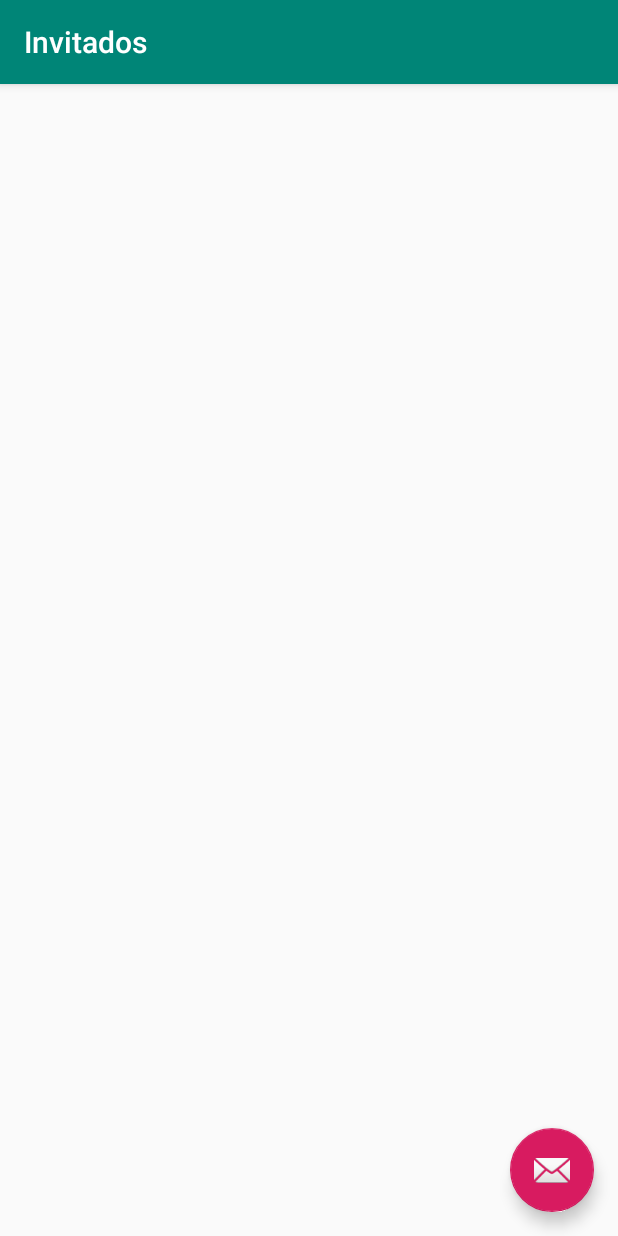
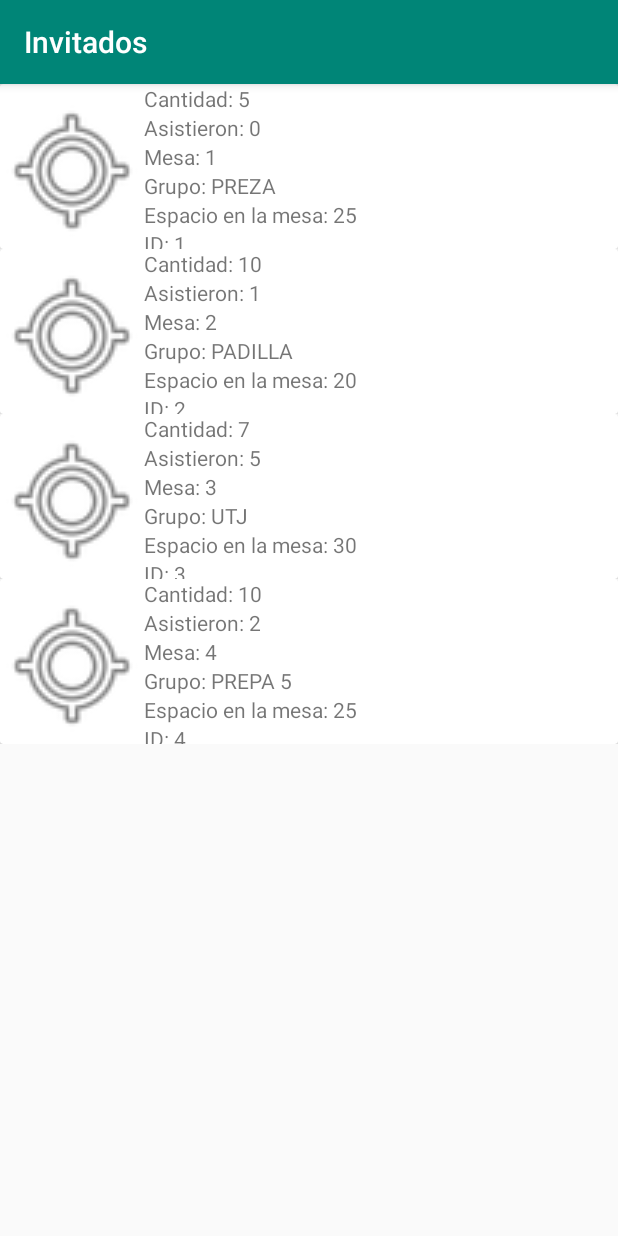
Before and after one commit to Anibulus/Event-by-QR, an Android app: the screen it shows after launch (Invitados), after a tap on an icon or button, on a phone screen of 412 x 824 dp. Run offline under Robolectric (Android 15) with nearby library versions, the light colour scheme and no system bars; libraries missing offline, so code that uses them is left out: com.google.zxing.integration.

Commit message:
Mostrar invitados asistidos
Se modifica el codigo para mostrar quienes han llegado y cuantos, sirve
para corroborar la informacion

```diff
--- a/app/src/main/java/com/example/eventwqr/DAO/BD.java
+++ b/app/src/main/java/com/example/eventwqr/DAO/BD.java
@@ -7,19 +7,25 @@ import android.database.sqlite.SQLiteOpenHelper;
 
 import com.example.eventwqr.Modelo.*;
 
+import java.io.File;
 import java.security.cert.CRLReason;
+import java.sql.SQLOutput;
 import java.util.ArrayList;
 import java.util.List;
 
 public class BD extends SQLiteOpenHelper {
     private static final String NOMBRE_BD="BD_Evento.bd";
-    private static final int VERSION_BD=1;
+    private static final int VERSION_BD=2;
     private static final String CREATE_MESA=
-            "CREATE TABLE MESA (IDMESA INT PRIMARY KEY, CANTIDADTOTAL INT)";
+            "CREATE TABLE MESA (IDMESA INTEGER, CANTIDADTOTAL INT, PRIMARY KEY (IDMESA))";
     private static final String CREATE_GRUPO=
-            "CREATE TABLE GRUPO (IDGRUPO INT PRIMARY KEY, NOMBRE TEXT)";
+            "CREATE TABLE GRUPO (IDGRUPO INTEGER, NOMBRE TEXT, PRIMARY KEY (IDGRUPO))";
     private static final String CREATE_INVITACION=
-            "CREATE TABLE INVITACION (CODIGO INT PRIMARY KEY,MESA INT,CANTIDAD INT,CANTIDADTOTAL INT, FOREIGN KEY(CODIGO) REFERENCES GRUPO(IDGRUPO), FOREIGN KEY(MESA) REFERENCES MESA(IDMESA))";
+            "CREATE TABLE INVITACION (CODIGO INTEGER NOT NULL ,MESA INT NOT NULL,CANTIDAD INT,CANTIDADTOTAL INT, FOREIGN KEY(CODIGO) REFERENCES GRUPO(IDGRUPO), FOREIGN KEY(MESA) REFERENCES MESA(IDMESA), PRIMARY KEY(CODIGO, MESA))";
+    private static final String INSERT_MESA="INSERT INTO MESA (IDMESA, CANTIDADTOTAL) VALUES (1,25),(2,20),(3,30),(4,25);";
+    private static final String INSERT_GRUPO="INSERT INTO GRUPO(IDGRUPO, NOMBRE) VALUES (1,'PREZA'),(2,'PADILLA'),(3,'UTJ'),(4,'PREPA 5');";
+    private static final String INSERT_INVITACION="INSERT INTO INVITACION (CODIGO, MESA, CANTIDAD, CANTIDADTOTAL) VALUES (1,1,0,5),(2,2,1,10),(3,3,5,7),(4,4,2,10);";
+
 
     public BD(Context context) {
         super(context, NOMBRE_BD, null, VERSION_BD);
@@ -30,17 +36,24 @@ public class BD extends SQLiteOpenHelper {
         db.execSQL(CREATE_MESA);
         db.execSQL(CREATE_GRUPO);
         db.execSQL(CREATE_INVITACION);
+        db.execSQL(INSERT_MESA);
+        db.execSQL(INSERT_GRUPO);
+        db.execSQL(INSERT_INVITACION);
     }
 
     @Override
     public void onUpgrade(SQLiteDatabase db, int oldVersion, int newVersion) {
-        System.out.println("------------Quise entrar a borrar");
         if(oldVersion<=newVersion){
-            //TODO actuaizar base de datos
-            //db.deleteDatabase(new File("BD_Evento.bd"));
-            //db.execSQL("DROP TABLE INVITACION; DROP TABLE MESA; DROP TABLE GRUPO;");
-            //Tutorial "DROP TABLE IF EXISTS"+CREATE_MESA;
-            //db.execSQL(QUERY);
+            db.execSQL("DROP TABLE INVITACION");
+            db.execSQL("DROP TABLE GRUPO");
+            db.execSQL("DROP TABLE MESA");
+
+            db.execSQL(CREATE_MESA);
+            db.execSQL(CREATE_GRUPO);
+            db.execSQL(CREATE_INVITACION);
+            db.execSQL(INSERT_MESA);
+            db.execSQL(INSERT_GRUPO);
+            db.execSQL(INSERT_INVITACION);
         }
     }
 
@@ -48,16 +61,20 @@ public class BD extends SQLiteOpenHelper {
     public void agregarInvitados(int codigo, int mesa, int cantidad, int asisten){
         SQLiteDatabase conexion=this.getWritableDatabase();
         if(conexion!=null){
-            Cursor res=conexion.rawQuery("SELECT * FROM INVITACION WHERE CODIGO="+codigo,null);
-            System.out.println(res);
+            Cursor res=conexion.rawQuery("SELECT * FROM INVITACION WHERE CODIGO="+codigo+" and MESA="+mesa,null);
+            System.out.println(res!=null);
+            System.out.println("--------------------");
             res.moveToFirst();
+            System.out.println(res.getInt(res.getColumnIndex("CODIGO")));
             if(res!=null)
             {
-
+                System.out.println("---------------");
+                //TODO redireccionar a que modifiquen el registro
             }
             else
             {
                 try {
+                    System.out.println("-------------------------------");
                     conexion.execSQL("INSERT INTO INVITACION VALUES ('"+codigo+"','"+mesa+"','"+cantidad+"','"+asisten+"')");
                 }catch(Exception e){
                     System.out.printf("---------Error aqui"+e.getMessage());
@@ -76,15 +93,15 @@ public class BD extends SQLiteOpenHelper {
 
     public List<Invitacion> getListadoInvitados(){
         SQLiteDatabase conexion = this.getReadableDatabase();
-        Cursor res = conexion.rawQuery( "select * from INVITADOS", null );
+        Cursor res = conexion.rawQuery( "select MESA, CODIGO, MESA.CANTIDADTOTAL, GRUPO.NOMBRE, INVITACION.CANTIDAD, INVITACION.CANTIDADTOTAL AS INVITADOS from INVITACION INNER JOIN MESA ON INVITACION.MESA=MESA.IDMESA INNER JOIN GRUPO ON INVITACION.CODIGO=GRUPO.IDGRUPO", null );
         List<Invitacion> list = new ArrayList<>();
 
         res.moveToFirst();
         while(res.isAfterLast() == false) {
             //Llena de informacion nos objetos y los inserta en el array
-            Mesa m=new Mesa(res.getInt(res.getColumnIndex("IDMESA")),res.getInt(res.getColumnIndex("CANTIDADTOTAL")));
-            Grupo g=new Grupo(res.getInt(res.getColumnIndex("IDGRUPO")),res.getString(res.getColumnIndex("NOMBRE")));
-            Invitacion i=new Invitacion(g,m,res.getInt(res.getColumnIndex("CANTIDADTOTAL")));
+            Mesa m=new Mesa(res.getInt(res.getColumnIndex("MESA")),res.getInt(res.getColumnIndex("CANTIDADTOTAL")));
+            Grupo g=new Grupo(res.getInt(res.getColumnIndex("CODIGO")),res.getString(res.getColumnIndex("NOMBRE")));
+            Invitacion i=new Invitacion(g,m,res.getInt(res.getColumnIndex("INVITADOS")), res.getInt(res.getColumnIndex("CANTIDAD")));
             list.add(i);
             res.moveToNext();
         }
--- a/app/src/main/java/com/example/eventwqr/Invitados.java
+++ b/app/src/main/java/com/example/eventwqr/Invitados.java
@@ -3,6 +3,7 @@ package com.example.eventwqr;
 import android.os.Bundle;
 
 import com.example.eventwqr.Modelo.Invitacion;
+import com.example.eventwqr.Modelo.InvitacionAdapter;
 import com.google.android.material.floatingactionbutton.FloatingActionButton;
 import com.google.android.material.snackbar.Snackbar;
 
@@ -19,6 +20,7 @@ import java.util.List;
 public class Invitados extends AppCompatActivity {
 
     RecyclerView rv;
+    InvitacionAdapter ia;
 
     @Override
     protected void onCreate(Bundle savedInstanceState) {
@@ -30,9 +32,10 @@ public class Invitados extends AppCompatActivity {
         rv=(RecyclerView)findViewById(R.id.RVInitados);
         rv.setLayoutManager(new LinearLayoutManager(this));
 
-        =new Adaptador (MainActivity.conexion.getListadoInvitados());
-        //rv.setAdapter();
+        ia=new InvitacionAdapter(MainActivity.conexion.getListadoInvitados());
+        rv.setAdapter(ia);
         List<Invitacion> i=MainActivity.conexion.getListadoInvitados();
+
         Toast.makeText(getApplicationContext(), "Hay un total de "+i.size() +" registros", Toast.LENGTH_SHORT).show();
 
     }
--- a/app/src/main/java/com/example/eventwqr/MainActivity.java
+++ b/app/src/main/java/com/example/eventwqr/MainActivity.java
@@ -4,9 +4,7 @@ import android.content.Intent;
 import android.os.Bundle;
 
 import com.example.eventwqr.DAO.BD;
-import com.example.eventwqr.Modelo.Invitacion;
 import com.google.android.material.floatingactionbutton.FloatingActionButton;
-import com.google.android.material.snackbar.Snackbar;
 import com.google.zxing.integration.android.IntentIntegrator;
 import com.google.zxing.integration.android.IntentResult;
 
@@ -20,7 +18,7 @@ import android.view.MenuItem;
 import android.widget.TextView;
 import android.widget.Toast;
 
-import java.util.ArrayList;
+import static java.lang.Integer.parseInt;
 
 public class MainActivity extends AppCompatActivity {
 
@@ -49,7 +47,7 @@ public class MainActivity extends AppCompatActivity {
         txtCodigo=findViewById(R.id.txtID);
         txtEvento=findViewById(R.id.txtEvento);
         txtFecha=findViewById(R.id.txtFecha);
-        txtCantidad=findViewById(R.id.txtCantidad);
+        txtCantidad=findViewById(R.id.txtCantidadDeInvitadosTotal);
         txtMesa=findViewById(R.id.txtMesa);
         fab = findViewById(R.id.fab);
         fabInvitados= findViewById(R.id.faInvitados);
@@ -79,17 +77,20 @@ public class MainActivity extends AppCompatActivity {
         IntentResult result = IntentIntegrator.parseActivityResult(requestCode, resultCode, data);
         String datos=result.getContents();
 
+        int cantidad=parseInt(datos.substring(21,23));
+        int codigo=parseInt(datos.substring(24,25));
         //Se muestran los datos del qr en el Activity
         txtQR.setText(datos);
         txtFecha.setText("Fecha: "+(datos.substring(3,5)+"/"+datos.substring(5,7)+"/"+datos.substring(7,11)));
         txtEvento.setText("Evento: "+datos.substring(11,21));
-        txtCantidad.setText("Cantidad: "+datos.substring(21,23));
-        txtCodigo.setText("Código: "+datos.substring(24,25));
-        //TODO mesa
+        txtCantidad.setText("Cantidad: "+cantidad);
+        txtCodigo.setText("Código: "+codigo);
+        txtMesa.setText("Mesa: Modificar los QR");
+
 
         //Manda a guardar la informacion
-        conexion.agregarInvitados(01,02,03,02);
-        Toast.makeText(getApplicationContext(), "qSe ha guardado con exito", Toast.LENGTH_SHORT).show();
+        conexion.agregarInvitados(codigo,01,cantidad,02);
+        Toast.makeText(getApplicationContext(), "Se ha guardado con éxito", Toast.LENGTH_SHORT).show();
     }//Fin de on result
 
     //Escaneo QR
--- a/app/src/main/java/com/example/eventwqr/Modelo/Invitacion.java
+++ b/app/src/main/java/com/example/eventwqr/Modelo/Invitacion.java
@@ -4,11 +4,27 @@ public class Invitacion {
     private Grupo familia;
     private Mesa mesa;
     private int cantidadInvitados;
+    private int asisten;
 
     public Invitacion(Grupo familia, Mesa mesa, int cantidadInvitados) {
         this.familia = familia;
         this.mesa = mesa;
         this.cantidadInvitados = cantidadInvitados;
+    }
+
+    public Invitacion(Grupo familia, Mesa mesa, int cantidadInvitados, int asistido) {
+        this.familia = familia;
+        this.mesa = mesa;
+        this.cantidadInvitados = cantidadInvitados;
+        this.asisten=asistido;
+    }
+
+    public int getAsisten() {
+        return asisten;
+    }
+
+    public void setAsisten(int asisten) {
+        this.asisten = asisten;
     }
 
     public Grupo getFamilia() {
--- /dev/null
+++ b/app/src/main/java/com/example/eventwqr/Modelo/InvitacionAdapter.java
@@ -0,0 +1,66 @@
+package com.example.eventwqr.Modelo;
+
+import android.view.LayoutInflater;
+import android.view.View;
+import android.view.ViewGroup;
+import android.widget.ImageView;
+import android.widget.TextClock;
+import android.widget.TextView;
+
+import androidx.annotation.NonNull;
+import androidx.recyclerview.widget.RecyclerView;
+
+import com.example.eventwqr.R;
+
+import java.util.List;
+
+public class InvitacionAdapter extends RecyclerView.Adapter<InvitacionAdapter.ViewHolder> {
+
+    public static class ViewHolder extends RecyclerView.ViewHolder{
+        private TextView cantidadLlego, cantidadTotal, ID, Mesa, grupo, espacioMesa;
+        private ImageView foto;
+
+
+        public ViewHolder(@NonNull View itemView) {
+            super(itemView);
+            foto=(ImageView)itemView.findViewById(R.id.imageView);
+
+            cantidadTotal=(TextView)itemView.findViewById(R.id.txtCantidadDeInvitadosTotal);
+            cantidadLlego=(TextView)itemView.findViewById(R.id.txtCantidadHanLlegado);
+            Mesa=(TextView)itemView.findViewById(R.id.txtMesa);
+            espacioMesa=(TextView)itemView.findViewById(R.id.txtEspacioMesa);
+            ID=(TextView)itemView.findViewById(R.id.txtID);
+            grupo=(TextView)itemView.findViewById(R.id.txtGrupo);
+        }//Fin del contructor
+    }//Fin de la clase interna
+
+    public List<Invitacion> invitados;
+
+    public InvitacionAdapter(List<Invitacion> i){
+        this.invitados=i;
+    }
+
+    @Override
+    public ViewHolder onCreateViewHolder(@NonNull ViewGroup parent, int viewType) {
+        View view= LayoutInflater.from(parent.getContext()).inflate(R.layout.item_invitados,parent,false);
+        ViewHolder vh= new ViewHolder(view);
+        return vh;
+    }
+
+    @Override
+    public void onBindViewHolder(ViewHolder holder, int position) {
+        //Invitados es la lista
+        holder.cantidadLlego.setText("Asistieron: "+String.valueOf(invitados.get(position).getAsisten()));//Asisten
+        holder.cantidadTotal.setText("Cantidad: "+String.valueOf(invitados.get(position).getCantidadInvitados()));//Cantidad invitados
+        holder.Mesa.setText("Mesa: "+String.valueOf(invitados.get(position).getMesa().getIdMesa()));//Mesa
+        holder.espacioMesa.setText("Espacio en la mesa: "+String.valueOf(invitados.get(position).getMesa().getCantidadTotal()));//Espacio total en la mesa
+        holder.grupo.setText("Grupo: "+String.valueOf(invitados.get(position).getFamilia().getNombre()));
+        holder.ID.setText("ID: "+String.valueOf(invitados.get(position).getFamilia().getIdGrupo()));
+    }
+
+    //Cantidad de elementos que se procesaran
+    @Override
+    public int getItemCount() {
+        return invitados.size();
+    }
+}
--- a/app/src/main/res/layout/activity_invitados.xml
+++ b/app/src/main/res/layout/activity_invitados.xml
@@ -22,12 +22,4 @@
 
     <include layout="@layout/content_invitados" />
 
-    <com.google.android.material.floatingactionbutton.FloatingActionButton
-        android:id="@+id/fab"
-        android:layout_width="wrap_content"
-        android:layout_height="wrap_content"
-        android:layout_gravity="bottom|end"
-        android:layout_margin="@dimen/fab_margin"
-        app:srcCompat="@android:drawable/ic_dialog_email" />
-
 </androidx.coordinatorlayout.widget.CoordinatorLayout>
--- a/app/src/main/res/layout/content_invitados.xml
+++ b/app/src/main/res/layout/content_invitados.xml
@@ -11,5 +11,11 @@
     <androidx.recyclerview.widget.RecyclerView
         android:id="@+id/RVInitados"
         android:layout_width="match_parent"
-        android:layout_height="match_parent" />
+        android:layout_height="wrap_content"
+        app:layout_constraintBottom_toBottomOf="parent"
+        app:layout_constraintEnd_toEndOf="parent"
+        app:layout_constraintHorizontal_bias="0.0"
+        app:layout_constraintStart_toStartOf="parent"
+        app:layout_constraintTop_toTopOf="parent"
+        app:layout_constraintVertical_bias="0.0" />
 </androidx.constraintlayout.widget.ConstraintLayout>
--- a/app/src/main/res/layout/content_main.xml
+++ b/app/src/main/res/layout/content_main.xml
@@ -45,7 +45,7 @@
             android:text="TextView" />
 
         <TextView
-            android:id="@+id/txtCantidad"
+            android:id="@+id/txtCantidadDeInvitadosTotal"
             android:layout_width="match_parent"
             android:layout_height="wrap_content"
             android:text="TextView" />
--- /dev/null
+++ b/app/src/main/res/layout/item_invitados.xml
@@ -0,0 +1,75 @@
+<?xml version="1.0" encoding="utf-8"?>
+<LinearLayout xmlns:android="http://schemas.android.com/apk/res/android"
+    xmlns:app="http://schemas.android.com/apk/res-auto"
+    android:layout_width="match_parent"
+    android:layout_height="wrap_content">
+
+    <androidx.cardview.widget.CardView
+        android:layout_width="match_parent"
+        android:layout_height="110dp">
+
+        <LinearLayout
+            android:layout_width="match_parent"
+            android:layout_height="wrap_content"
+            android:orientation="horizontal">
+
+            <ImageView
+                android:id="@+id/imageView"
+                android:layout_width="96dp"
+                android:layout_height="116dp"
+                app:srcCompat="@android:drawable/ic_menu_mylocation" />
+
+            <LinearLayout
+                android:layout_width="303dp"
+                android:layout_height="wrap_content"
+                android:orientation="vertical">
+
+                <TextView
+                    android:id="@+id/txtCantidadDeInvitadosTotal"
+                    android:layout_width="match_parent"
+                    android:layout_height="wrap_content"
+                    android:singleLine="true"
+                    android:text="Cantidad:" />
+
+                <TextView
+                    android:id="@+id/txtCantidadHanLlegado"
+                    android:layout_width="match_parent"
+                    android:layout_height="wrap_content"
+                    android:text="Asistieron:" />
+
+                <TextView
+                    android:id="@+id/txtMesa"
+                    android:layout_width="match_parent"
+                    android:layout_height="wrap_content"
+                    android:text="Mesa:" />
+
+                <TextView
+                    android:id="@+id/txtGrupo"
+                    android:layout_width="match_parent"
+                    android:layout_height="wrap_content"
+                    android:text="Grupo:" />
+
+                <TextView
+                    android:id="@+id/txtEspacioMesa"
+                    android:layout_width="match_parent"
+                    android:layout_height="wrap_content"
+                    android:text="Espacio en Mesa:" />
+
+                <TextView
+                    android:id="@+id/txtID"
+                    android:layout_width="match_parent"
+                    android:layout_height="wrap_content"
+                    android:text="Mesa:" />
+
+                <TextView
+                    android:id="@+id/txtMesa2"
+                    android:layout_width="match_parent"
+                    android:layout_height="wrap_content"
+                    android:text="Mesa:" />
+
+            </LinearLayout>
+
+        </LinearLayout>
+
+    </androidx.cardview.widget.CardView>
+</LinearLayout>
```
